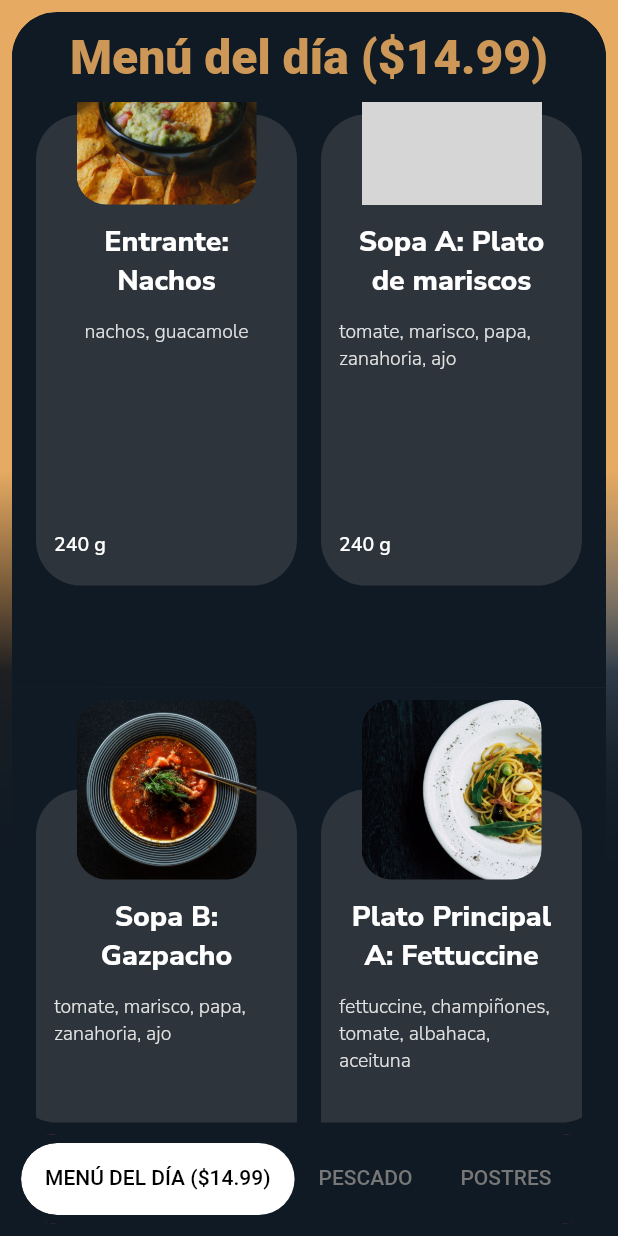
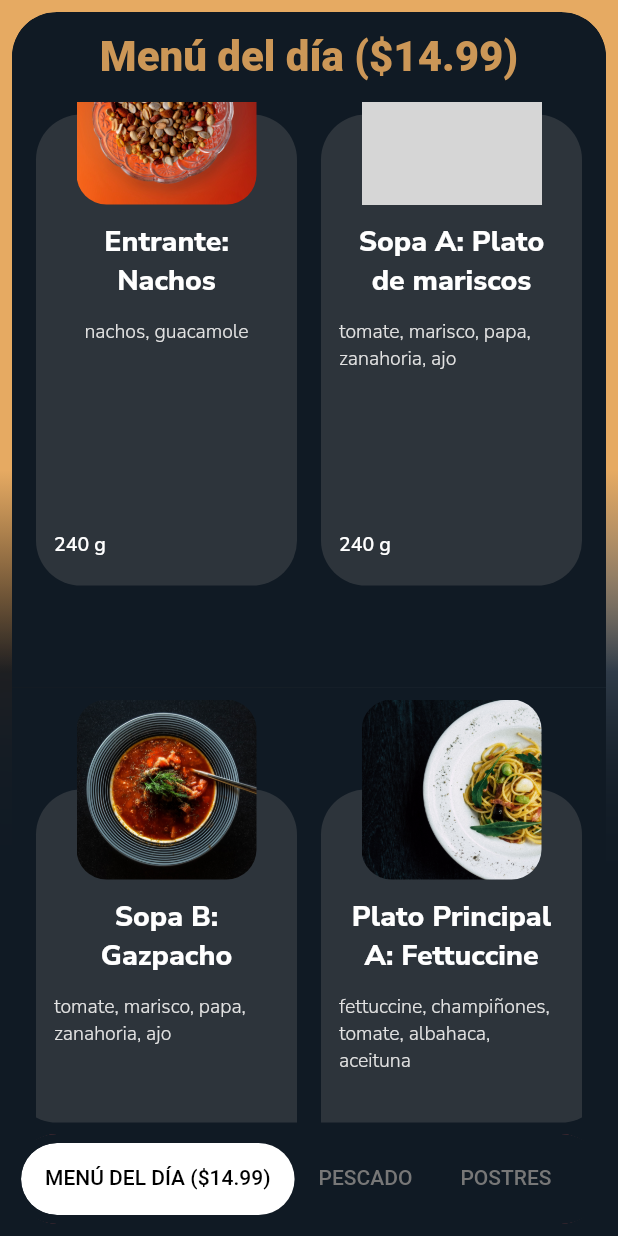
Before and after one commit to tomasbaran/chefmenu2, a Flutter app: the screen it shows after launch, scrolled down 348 dp, on a phone screen of 412 x 824 dp. Run offline on Flutter 3.47's test engine with Material 2 defaults, Android fonts, the phone set to English and light mode, and no system bars; our stand-ins replace cloud_firestore, firebase_auth, flushbar, google_fonts, universal_io; accounts and stored records are empty; grey boxes are pictures that could not be loaded.

Commit message:
Fine-tuning & cacheExtent-tuning

```diff
--- a/lib/theme/style_constants.dart
+++ b/lib/theme/style_constants.dart
@@ -30,7 +30,7 @@ const double kExponent = 5;
 const double kBlurSpeed = 0.027;
 const double kRestaurantTitleMaxShadowBlur = 30;
 const double kCoverHeightProportion = 0.35;
-const TextStyle ktsRestaurantTitle = TextStyle(height: 2.3, color: Colors.white, fontSize: 32, fontWeight: FontWeight.w600, shadows: <Shadow>[
+const TextStyle ktsRestaurantTitle = TextStyle(height: 2.3, color: Colors.white, fontSize: 32, fontWeight: FontWeight.w800, shadows: <Shadow>[
   Shadow(offset: Offset(0, 1), blurRadius: kRestaurantTitleMaxShadowBlur / 2, color: Color.fromARGB(255, 0, 0, 0)),
   Shadow(offset: Offset(0, 1), blurRadius: kRestaurantTitleMaxShadowBlur, color: Color.fromARGB(255, 0, 0, 0)),
 ]);
@@ -42,7 +42,7 @@ const double kMaxCrossAxisExtent = 250;
 
 // SliverAppBarLayer aka SliverPersistentHeader
 const double kSliverAppBarLayerHeight = 60;
-const TextStyle ktsCategoryTitle = TextStyle(color: colorPrimary1, fontSize: 32, fontWeight: FontWeight.w800);
+const TextStyle ktsCategoryTitle = TextStyle(color: colorPrimary1, fontSize: 28, fontWeight: FontWeight.w800);
 
 // CTA
 const double kCtaShowtimeDelay = 15;
--- a/lib/widgets/big_box_container.dart
+++ b/lib/widgets/big_box_container.dart
@@ -206,6 +206,7 @@ class _BigBoxContainerState extends State<BigBoxContainer> {
             children: [
               Container(
                 child: GridView.extent(
+                  cacheExtent: 999,
                   maxCrossAxisExtent: kMaxCrossAxisExtent,
                   childAspectRatio: 0.44,
                   children: _buildGridTileList(
```
Also changed, not shown: img/0/0.jpg, 1 other file.
